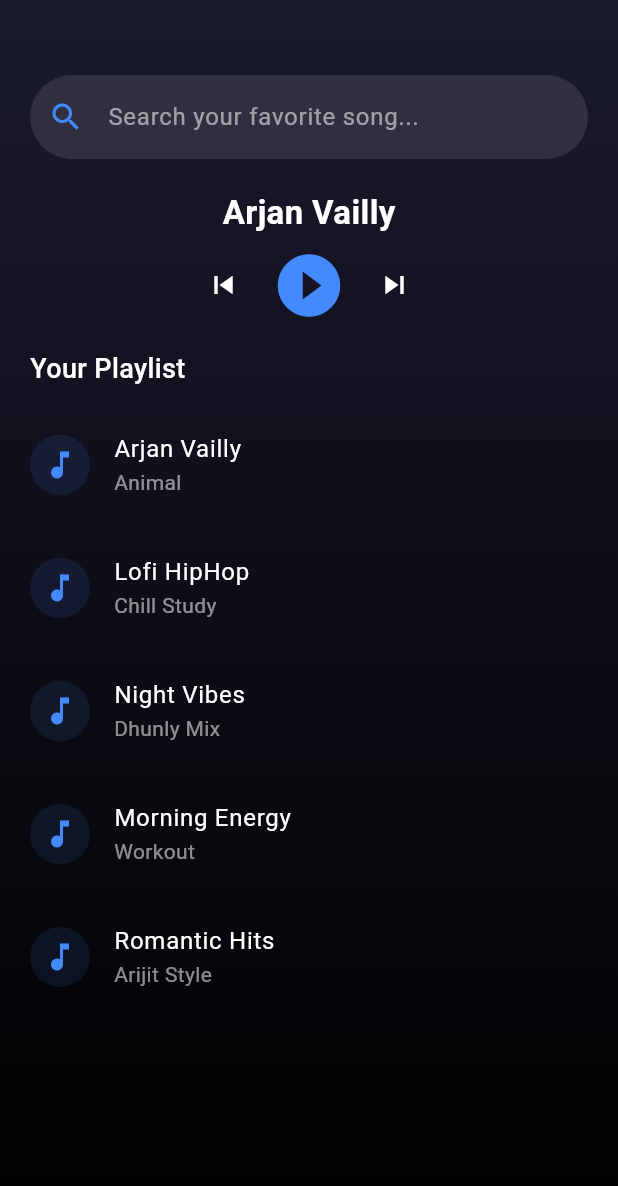
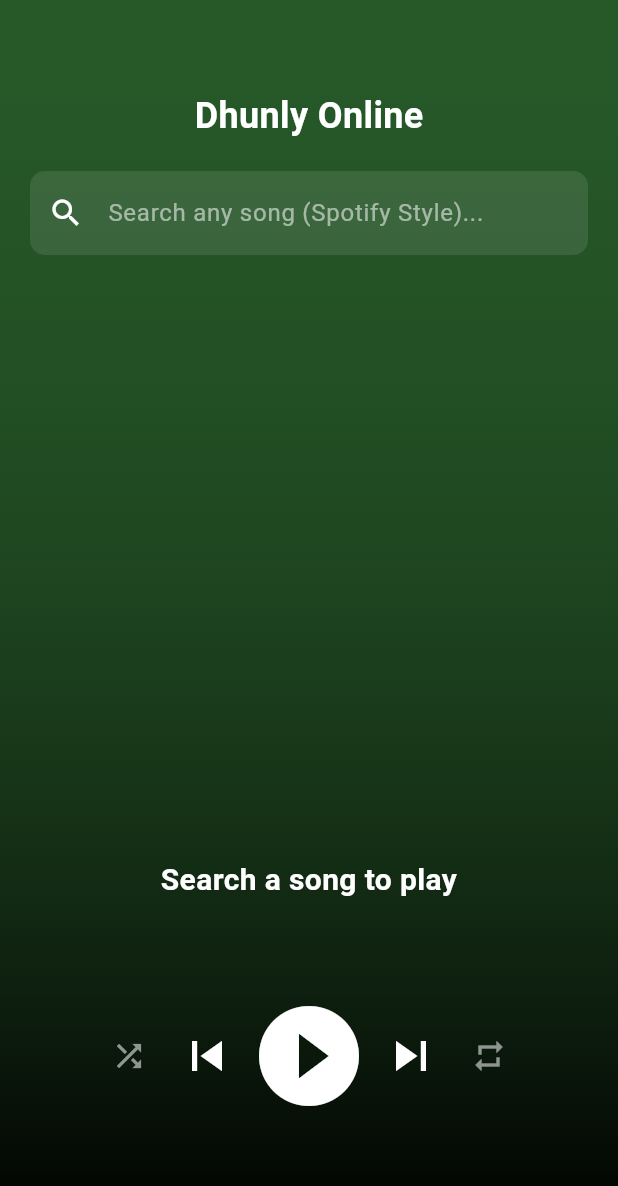
Before and after one commit to abhisuthar801-sys/dhunly_app, a Flutter app: the screen it shows after launch, on a phone screen of 412 x 824 dp. Shown: the top 1186 px of the screen. Run offline on Flutter 3.47's test engine with Material 3 defaults, Android fonts, the phone set to English and light mode, and no system bars; our stand-ins replace audioplayers; missing offline and left inert: youtube_explode_dart.

Commit message:
Update main.dart

```diff
--- a/lib/main.dart
+++ b/lib/main.dart
@@ -1,146 +1,121 @@
 import 'package:flutter/material.dart';
 import 'package:audioplayers/audioplayers.dart';
+import 'package:youtube_explode_dart/youtube_explode_dart.dart';
 
-void main() => runApp(const MaterialApp(debugShowCheckedModeBanner: false, home: DhunlyPro()));
+void main() => runApp(const MaterialApp(debugShowCheckedModeBanner: false, home: DhunlySpotify()));
 
-class DhunlyPro extends StatefulWidget {
-  const DhunlyPro({super.key});
+class DhunlySpotify extends StatefulWidget {
+  const DhunlySpotify({super.key});
   @override
-  State<DhunlyPro> createState() => _DhunlyProState();
+  State<DhunlySpotify> createState() => _DhunlySpotifyState();
 }
 
-class _DhunlyProState extends State<DhunlyPro> {
+class _DhunlySpotifyState extends State<DhunlySpotify> {
   final player = AudioPlayer();
+  final yt = YoutubeExplode();
   bool isPlaying = false;
-  Duration duration = Duration.zero;
-  Duration position = Duration.zero;
+  bool isLoading = false;
+  String currentTitle = "Search a song to play";
+  String currentArtist = "";
 
-  int currentIndex = 0;
-  // Ye hai aapki Online Playlist
-  final List<Map<String, String>> allSongs = [
-    {'title': 'Arjan Vailly', 'artist': 'Animal', 'url': 'https://www.soundhelix.com/examples/mp3/SoundHelix-Song-1.mp3'},
-    {'title': 'Lofi HipHop', 'artist': 'Chill Study', 'url': 'https://www.soundhelix.com/examples/mp3/SoundHelix-Song-2.mp3'},
-    {'title': 'Night Vibes', 'artist': 'Dhunly Mix', 'url': 'https://www.soundhelix.com/examples/mp3/SoundHelix-Song-3.mp3'},
-    {'title': 'Morning Energy', 'artist': 'Workout', 'url': 'https://www.soundhelix.com/examples/mp3/SoundHelix-Song-8.mp3'},
-    {'title': 'Romantic Hits', 'artist': 'Arijit Style', 'url': 'https://www.soundhelix.com/examples/mp3/SoundHelix-Song-10.mp3'},
-  ];
+  // Search function jo YouTube se link layega
+  Future<void> searchAndPlay(String query) async {
+    setState(() => isLoading = true);
+    try {
+      // 1. YouTube par gaana dhoondo
+      var searchList = await yt.search.getVideos(query);
+      if (searchList.isNotEmpty) {
+        var video = searchList.first;
+        currentTitle = video.title;
+        currentArtist = video.author;
 
-  List<Map<String, String>> displayedSongs = [];
+        // 2. Audio stream ka link nikalo
+        var manifest = await yt.videos.streamsClient.getManifest(video.id);
+        var audioStream = manifest.audioOnly.withHighestBitrate();
 
-  @override
-  void initState() {
-    super.initState();
-    displayedSongs = allSongs;
-    player.onDurationChanged.listen((d) => setState(() => duration = d));
-    player.onPositionChanged.listen((p) => setState(() => position = p));
-    player.onPlayerComplete.listen((event) => nextSong());
-  }
-
-  // Search Function
-  void filterSongs(String query) {
-    setState(() {
-      displayedSongs = allSongs
-          .where((song) => song['title']!.toLowerCase().contains(query.toLowerCase()))
-          .toList();
-    });
-  }
-
-  void playCurrent() async {
-    await player.stop();
-    await player.play(UrlSource(allSongs[currentIndex]['url']!));
-    setState(() => isPlaying = true);
-  }
-
-  void nextSong() {
-    if (currentIndex < allSongs.length - 1) {
-      currentIndex++;
-      playCurrent();
+        // 3. Gaana bajao
+        await player.play(UrlSource(audioStream.url.toString()));
+        setState(() {
+          isPlaying = true;
+          isLoading = false;
+        });
+      }
+    } catch (e) {
+      setState(() => isLoading = false);
+      print("Error: $e");
     }
   }
 
   @override
   Widget build(BuildContext context) {
     return Scaffold(
-      backgroundColor: const Color(0xFF0F0F1E),
+      backgroundColor: Colors.black,
       body: Container(
-        decoration: const BoxDecoration(
+        decoration: BoxDecoration(
           gradient: LinearGradient(
             begin: Alignment.topCenter,
             end: Alignment.bottomCenter,
-            colors: [Color(0xFF1A1A2E), Colors.black],
+            colors: [Colors.green.withOpacity(0.5), Colors.black],
           ),
         ),
         child: Column(
           children: [
-            const SizedBox(height: 50),
-            // Search Bar
+            const SizedBox(height: 60),
+            const Text("Dhunly Online", style: TextStyle(color: Colors.white, fontSize: 24, fontWeight: FontWeight.bold)),
+
+            // Spotify Style Search Bar
             Padding(
-              padding: const EdgeInsets.symmetric(horizontal: 20),
+              padding: const EdgeInsets.all(20.0),
               child: TextField(
-                onChanged: (value) => filterSongs(value),
+                onSubmitted: (value) => searchAndPlay(value),
                 style: const TextStyle(color: Colors.white),
                 decoration: InputDecoration(
+                  hintText: "Search any song (Spotify Style)...",
+                  hintStyle: const TextStyle(color: Colors.white54),
+                  prefixIcon: const Icon(Icons.search, color: Colors.white),
                   filled: true,
                   fillColor: Colors.white10,
-                  hintText: "Search your favorite song...",
-                  hintStyle: const TextStyle(color: Colors.white54),
-                  prefixIcon: const Icon(Icons.search, color: Colors.blueAccent),
-                  border: OutlineInputBorder(borderRadius: BorderRadius.circular(30), borderSide: BorderSide.none),
+                  border: OutlineInputBorder(borderRadius: BorderRadius.circular(10), borderSide: BorderSide.none),
                 ),
               ),
             ),
 
-            const SizedBox(height: 20),
-            // Current Playing Info
-            Text(allSongs[currentIndex]['title']!, style: const TextStyle(color: Colors.white, fontSize: 22, fontWeight: FontWeight.bold)),
+            const Spacer(),
 
-            // Player Controls (Mini)
+            // Loading Spinner
+            if (isLoading) const CircularProgressIndicator(color: Colors.green),
+
+            // Music Info
+            Padding(
+              padding: const EdgeInsets.symmetric(horizontal: 20),
+              child: Column(
+                children: [
+                  Text(currentTitle, textAlign: TextAlign.center, style: const TextStyle(color: Colors.white, fontSize: 20, fontWeight: FontWeight.bold)),
+                  Text(currentArtist, style: const TextStyle(color: Colors.white70, fontSize: 16)),
+                ],
+              ),
+            ),
+
+            const SizedBox(height: 40),
+
+            // Player Controls
             Row(
               mainAxisAlignment: MainAxisAlignment.center,
               children: [
-                IconButton(icon: const Icon(Icons.skip_previous, color: Colors.white), onPressed: () {}),
-                IconButton(
-                  icon: Icon(isPlaying ? Icons.pause_circle_filled : Icons.play_circle_filled, size: 50, color: Colors.blueAccent),
-                  onPressed: () {
-                    if (isPlaying) { player.pause(); } else { playCurrent(); }
+                IconButton(icon: const Icon(Icons.shuffle, color: Colors.white54), onPressed: () {}),
+                IconButton(icon: const Icon(Icons.skip_previous, size: 40, color: Colors.white), onPressed: () {}),
+                GestureDetector(
+                  onTap: () {
+                    if (isPlaying) { player.pause(); } else { player.resume(); }
                     setState(() => isPlaying = !isPlaying);
                   },
+                  child: Icon(isPlaying ? Icons.pause_circle_filled : Icons.play_circle_filled, size: 80, color: Colors.white),
                 ),
-                IconButton(icon: const Icon(Icons.skip_next, color: Colors.white), onPressed: nextSong),
+                IconButton(icon: const Icon(Icons.skip_next, size: 40, color: Colors.white), onPressed: () {}),
+                IconButton(icon: const Icon(Icons.repeat, color: Colors.white54), onPressed: () {}),
               ],
             ),
-
-            // Playlist Label
-            const Padding(
-              padding: EdgeInsets.only(left: 20, top: 10, bottom: 10),
-              child: Align(alignment: Alignment.centerLeft, child: Text("Your Playlist", style: TextStyle(color: Colors.white, fontSize: 18, fontWeight: FontWeight.w500))),
-            ),
-
-            // Scrollable List
-            Expanded(
-              child: ListView.builder(
-                padding: EdgeInsets.zero,
-                itemCount: displayedSongs.length,
-                itemBuilder: (context, index) {
-                  return ListTile(
-                    contentPadding: const EdgeInsets.symmetric(horizontal: 20, vertical: 5),
-                    leading: CircleAvatar(
-                      backgroundColor: Colors.blueAccent.withOpacity(0.1),
-                      child: const Icon(Icons.music_note, color: Colors.blueAccent),
-                    ),
-                    title: Text(displayedSongs[index]['title']!, style: const TextStyle(color: Colors.white)),
-                    subtitle: Text(displayedSongs[index]['artist']!, style: const TextStyle(color: Colors.white54)),
-                    onTap: () {
-                      // Find actual index in allSongs
-                      setState(() {
-                        currentIndex = allSongs.indexOf(displayedSongs[index]);
-                        playCurrent();
-                      });
-                    },
-                  );
-                },
-              ),
-            ),
+            const SizedBox(height: 80),
           ],
         ),
       ),
```
